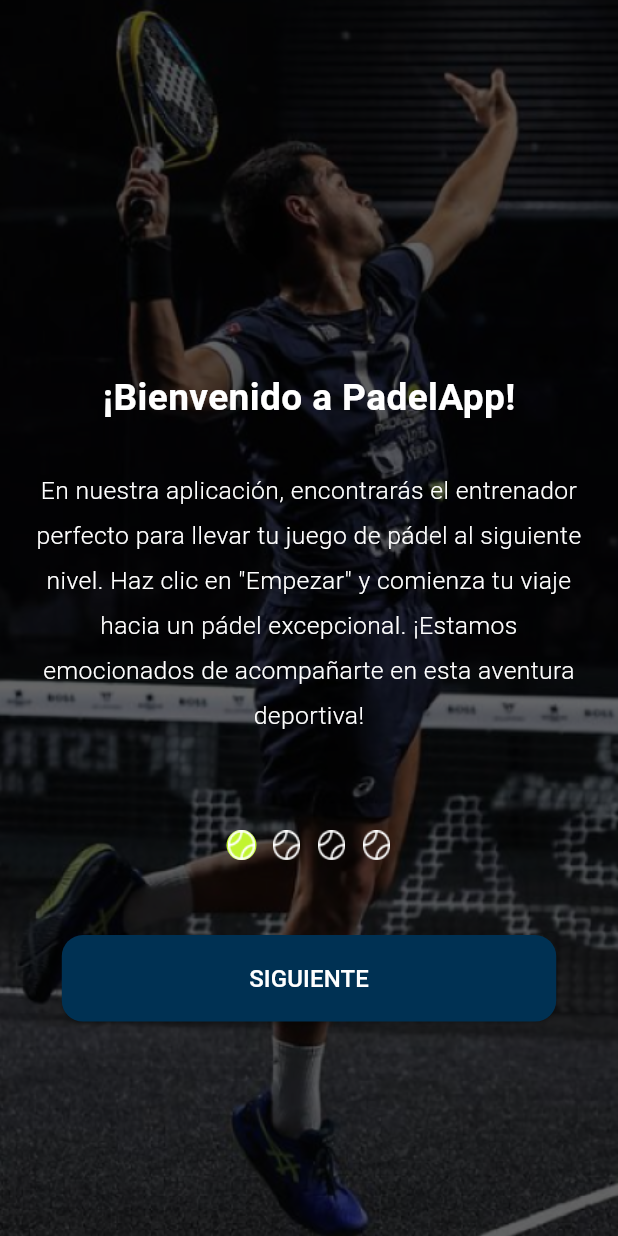
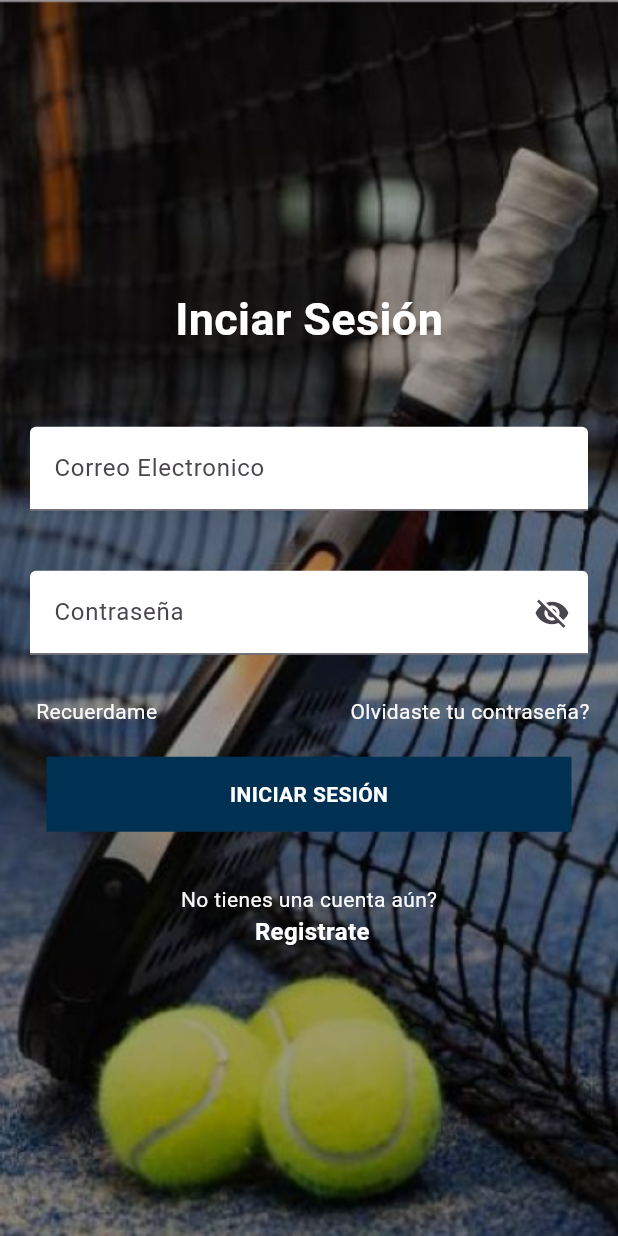
Before and after one commit to ManuOrt/Front-PadelApp, a Flutter app: the screen it shows after launch, on a phone screen of 412 x 824 dp. Run offline on Flutter 3.47's test engine with Material 3 defaults, Android fonts, the phone set to English and light mode, and no system bars; our stand-ins replace youtube_player_flutter.

Commit message:
design login screen

```diff
--- a/lib/main.dart
+++ b/lib/main.dart
@@ -11,7 +11,7 @@
     return MaterialApp(
       debugShowCheckedModeBanner: false,
       title: 'Material App',
-      initialRoute: 'onboarding',
+      initialRoute: 'login',
       routes: customRoutes,
     );
   }
--- a/lib/routes/routes.dart
+++ b/lib/routes/routes.dart
@@ -1,6 +1,8 @@
 import 'package:flutter/material.dart';
 import 'package:front_end_padelapp/screens/onboarding/onboarding_screens.dart';
+import 'package:front_end_padelapp/screens/auth/login_screen.dart';
 
 var customRoutes = <String, WidgetBuilder>{
   'onboarding': (context) => const OnboardingScreens(),
+  'login': (context) => const LoginScreen(),
 };
--- /dev/null
+++ b/lib/screens/auth/login_screen.dart
@@ -0,0 +1,137 @@
+import 'package:flutter/material.dart';
+import 'package:front_end_padelapp/utils/app_colors.dart';
+
+class LoginScreen extends StatelessWidget {
+  const LoginScreen({Key? key}) : super(key: key);
+
+  @override
+  Widget build(BuildContext context) {
+    return Material(
+        child: DecoratedBox(
+      decoration: BoxDecoration(
+        image: DecorationImage(
+          image: const AssetImage('assets/img/login.png'),
+          fit: BoxFit.cover,
+          colorFilter: ColorFilter.mode(
+            Colors.black.withOpacity(0.37),
+            BlendMode.srcOver,
+          ),
+        ),
+      ),
+      child: Stack(
+        children: [
+          Container(
+            decoration: const BoxDecoration(),
+          ),
+          Align(
+            alignment: Alignment.center,
+            child: Column(
+              mainAxisAlignment: MainAxisAlignment.center,
+              crossAxisAlignment: CrossAxisAlignment.center,
+              children: [
+                const Text(
+                  'Inciar Sesión',
+                  style: TextStyle(
+                    color: Colors.white,
+                    fontSize: 30,
+                    fontWeight: FontWeight.bold,
+                  ),
+                ),
+                const SizedBox(
+                  height: 30,
+                ),
+                const Padding(
+                  padding: EdgeInsets.all(20.0),
+                  child: TextField(
+                    decoration: InputDecoration(
+                      hintText: 'Correo Electronico',
+                      label: Text('Correo Electronico'),
+                      fillColor: Color(0xffFFFFFF),
+                      filled: true,
+                    ),
+                  ),
+                ),
+                const Padding(
+                  padding: EdgeInsets.all(20.0),
+                  child: TextField(
+                    decoration: InputDecoration(
+                      hintText: 'Contraseña',
+                      label: Text('Contraseña'),
+                      suffixIcon: Icon(Icons.visibility_off),
+                      fillColor: Color(0xffFFFFFF),
+                      filled: true,
+                    ),
+                  ),
+                ),
+                const Padding(
+                  padding: EdgeInsets.only(left: 19, top: 8, right: 19),
+                  child: Row(
+                    children: [
+                      SizedBox(
+                        width: 5,
+                      ),
+                      Text(
+                        'Recuerdame',
+                        style: TextStyle(
+                          color: Color(0xffFAFAFA),
+                        ),
+                      ),
+                      Spacer(),
+                      Text(
+                        "Olvidaste tu contraseña?",
+                        style: TextStyle(
+                          color: Color(0xffFAFAFA),
+                        ),
+                      ),
+                    ],
+                  ),
+                ),
+                const SizedBox(
+                  height: 20,
+                ),
+                Container(
+                  height: 50,
+                  width: 350,
+                  decoration: const BoxDecoration(
+                    color: AppColors.primary,
+                  ),
+                  child: const Center(
+                    child: Text(
+                      'INICIAR SESIÓN',
+                      style: TextStyle(
+                          color: Colors.white, fontWeight: FontWeight.bold),
+                    ),
+                  ),
+                ),
+                const SizedBox(
+                  height: 15,
+                ),
+                const Padding(
+                  padding: EdgeInsets.only(top: 20),
+                  child: Column(
+                    crossAxisAlignment: CrossAxisAlignment.center,
+                    children: [
+                      Text(
+                        "No tienes una cuenta aún?",
+                        style: TextStyle(
+                          color: Color(0xffFAFAFA),
+                        ),
+                      ),
+                      Text(
+                        " Registrate",
+                        style: TextStyle(
+                            color: Color(0xffFFFFFF),
+                            fontWeight: FontWeight.bold,
+                            fontSize: 16),
+                      ),
+                    ],
+                  ),
+                ),
+              ],
+            ),
+          )
+        ],
+      ),
+    ));
+  }
+}
--- a/lib/screens/onboarding/onboarding_screens.dart
+++ b/lib/screens/onboarding/onboarding_screens.dart
@@ -1,5 +1,5 @@
 import 'package:flutter/material.dart';
-import 'package:front_end_padelapp/screens/onboarding/onboarding_page_model.dart';
+import 'package:front_end_padelapp/screens/onboarding/onboarding_screen_model.dart';
 
 class OnboardingScreens extends StatefulWidget {
   const OnboardingScreens({super.key});
```
Also changed, not shown: assets/img/login.png (added), lib/screens/onboarding/onboarding_screen_model.dart (renamed from lib/screens/onboarding/onboarding_page_model.dart).
